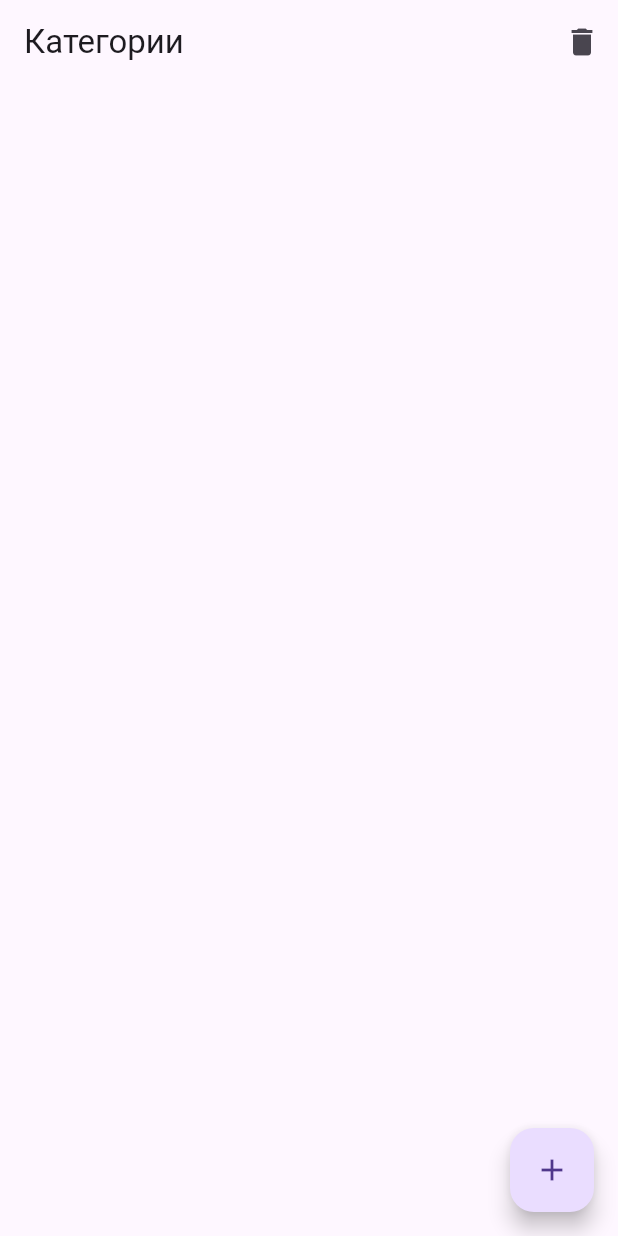
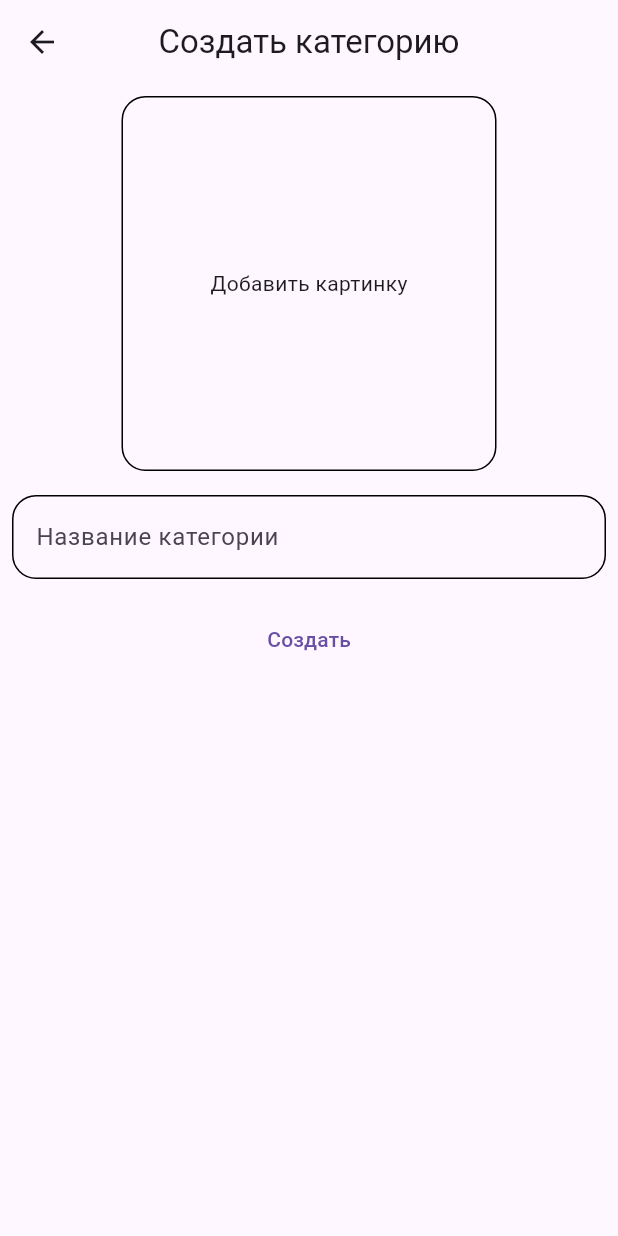
Before and after one commit to RfMakar/stories_admin, a Flutter app: the CategoriesScreen screen opened by its route, after a tap on the "delete" icon, after a tap on the "add" icon, on a phone screen of 412 x 824 dp. Run offline on Flutter 3.47's test engine with Material 3 defaults, Android fonts, the light colour scheme and no system bars; our stand-ins replace bloc, device_info_plus, dio, flutter_bloc, flutter_dotenv, get_it and 3 more; missing offline and left inert: stories_data.

Commit message:
feature: Добавить экран Создание категории

```diff
--- /dev/null
+++ b/lib/config/UI/app_theme.dart
@@ -0,0 +1,32 @@
+import 'package:flutter/material.dart';
+
+final appTheme = ThemeData(
+  //appBar
+  appBarTheme: AppBarTheme(
+    centerTitle: true,
+    // shadowColor: AppColors.hex696969,
+  ),
+
+  //style -> textfield
+  inputDecorationTheme: InputDecorationTheme(
+    border: _border,
+    focusedBorder: _border,
+    enabledBorder: _border,
+  ),
+  // textSelectionTheme: TextSelectionThemeData(
+  //   //style -> textfield
+  //   cursorColor: AppColors.hex000000,
+  // ),
+  // textTheme: TextTheme(
+  //   //style -> textfield
+  //   bodyLarge: AppTextStyles.s14w400h000000,
+  // ),
+);
+
+final _border = OutlineInputBorder(
+  borderSide: BorderSide(
+    // color: AppColors.hexE7E7E7,
+    width: 1,
+  ),
+  borderRadius: BorderRadius.circular(16),
+);
--- a/lib/config/router/router.dart
+++ b/lib/config/router/router.dart
@@ -1,6 +1,7 @@
 import 'package:go_router/go_router.dart';
 import 'package:stories_admin/config/router/routers.dart';
 import 'package:stories_admin/presentation/screen/categories/categories_screen.dart';
+import 'package:stories_admin/presentation/screen/category_create/category_create_screen.dart';
 import 'package:stories_admin/presentation/screen/home/home_screen.dart';
 
 final router = GoRouter(
@@ -15,6 +16,13 @@ final router = GoRouter(
       path: Routers.pathCategoriesScreen,
       name: Routers.pathCategoriesScreen,
       builder: (context, state) => const CategoriesScreen(),
+      routes: [
+        GoRoute(
+          path: Routers.pathCategoryCreateScreen,
+          name: Routers.pathCategoryCreateScreen,
+          builder: (context, state) => const CategoryCreateScreen(),
+        ),
+      ],
     ),
   ],
 );
--- a/lib/config/router/routers.dart
+++ b/lib/config/router/routers.dart
@@ -1,4 +1,5 @@
 final class Routers {
   static const pathHomeScreen = '/home';
   static const pathCategoriesScreen = '/categories';
+  static const pathCategoryCreateScreen = '/category_create';
 }
--- /dev/null
+++ b/lib/core/functions/di_stories_admin.dart
@@ -0,0 +1,11 @@
+import 'package:get_it/get_it.dart';
+import 'package:stories_admin/data/services/permission_service.dart';
+
+final diStoriesAdmin = GetIt.instance;
+
+Future<void> setupDiStoriesAdmin() async {
+  //Services
+  diStoriesAdmin.registerLazySingleton(
+    () => PermissionService()..requestPhotoOrStorage(),
+  );
+}
--- /dev/null
+++ b/lib/data/services/permission_service.dart
@@ -0,0 +1,49 @@
+import 'dart:io';
+
+import 'package:permission_handler/permission_handler.dart';
+import 'package:device_info_plus/device_info_plus.dart';
+
+final class PermissionService {
+  Future<bool> requestPhotoOrStorage() async {
+    bool perm = false;
+    if (Platform.isIOS) {
+      perm = await _permissionPhotos();
+    } else if (Platform.isAndroid) {
+      final AndroidDeviceInfo android = await DeviceInfoPlugin().androidInfo;
+      final int sdkInt = android.version.sdkInt;
+      perm =
+          sdkInt > 32 ? await _permissionPhotos() : await _permissionStorage();
+    }
+    return Future<bool>.value(perm);
+  }
+
+  Future<bool> _permissionPhotos() async {
+    bool hasPhotosPermission = false;
+    final PermissionStatus status = await Permission.photos.status;
+    if (status == PermissionStatus.granted) {
+      hasPhotosPermission = true;
+    } else {
+      final PermissionStatus requested = await Permission.photos.request();
+      if (requested == PermissionStatus.granted) {
+        hasPhotosPermission = true;
+      }
+    }
+    return Future<bool>.value(hasPhotosPermission);
+  }
+
+  Future<bool> _permissionStorage() async {
+    bool hasStoragePermission = false;
+    final PermissionStatus status = await Permission.storage.status;
+    if (status == PermissionStatus.granted) {
+      hasStoragePermission = true;
+    } else {
+      final PermissionStatus requested = await Permission.storage.request();
+      if (requested == PermissionStatus.granted) {
+        hasStoragePermission = true;
+      } else {
+        openAppSettings();
+      }
+    }
+    return Future<bool>.value(hasStoragePermission);
+  }
+}
--- a/lib/main.dart
+++ b/lib/main.dart
@@ -1,11 +1,15 @@
 import 'package:flutter/material.dart';
 import 'package:flutter_dotenv/flutter_dotenv.dart';
 import 'package:stories_admin/aplication.dart';
+import 'package:stories_admin/core/functions/di_stories_admin.dart';
 import 'package:stories_data/index.dart';
 
 Future<void> main() async {
   await dotenv.load();
   final apiKey = dotenv.env['API_KEY'] ?? '';
   await StoriesData.init(apiKey: apiKey);
+
+  await setupDiStoriesAdmin();
+
   runApp(const Aplication());
 }
--- a/lib/presentation/screen/categories/bloc/categories_event.dart
+++ b/lib/presentation/screen/categories/bloc/categories_event.dart
@@ -9,7 +9,6 @@ final class CategoriesInitial extends CategoriesEvent {
   const CategoriesInitial();
 }
 
-
 final class CategoriesDelete extends CategoriesEvent {
   const CategoriesDelete();
 }
@@ -17,3 +16,8 @@ final class CategoriesDelete extends CategoriesEvent {
 final class CategoriesDeleteAll extends CategoriesEvent {
   const CategoriesDeleteAll();
 }
+
+final class CategoriesAdd extends CategoriesEvent {
+  const CategoriesAdd({required this.categoryModel});
+  final CategoryModel categoryModel;
+}
--- a/lib/presentation/screen/categories/categories_screen.dart
+++ b/lib/presentation/screen/categories/categories_screen.dart
@@ -1,22 +1,16 @@
 import 'package:flutter/material.dart';
 import 'package:flutter_bloc/flutter_bloc.dart';
+import 'package:go_router/go_router.dart';
+import 'package:stories_admin/config/router/routers.dart';
 import 'package:stories_admin/presentation/screen/categories/bloc/categories_bloc.dart';
-import 'package:stories_data/core/di.dart';
 import 'package:stories_data/models/category_model.dart';
-import 'package:stories_data/repositories/category_repository.dart';
 
 class CategoriesScreen extends StatelessWidget {
   const CategoriesScreen({super.key});
 
   @override
   Widget build(BuildContext context) {
-    final categoryRepository = sl<CategoryRepository>();
-    return BlocProvider(
-      create: (context) => CategoriesBloc(categoryRepository)
-        ..add(
-          CategoriesInitial(),
-        ),
-      child: Scaffold(
+    return Scaffold(
       appBar: AppBar(
         title: Text('Категории'),
         actions: [
@@ -40,7 +34,6 @@ class CategoriesScreen extends StatelessWidget {
           }
         },
       ),
-      ),
     );
   }
 }
@@ -52,7 +45,9 @@ class ButtonAddCategory extends StatelessWidget {
   Widget build(BuildContext context) {
     return FloatingActionButton(
       child: Icon(Icons.add),
-      onPressed: () {},
+      onPressed: () => context.pushNamed(
+        Routers.pathCategoryCreateScreen,
+      ),
     );
   }
 }
--- /dev/null
+++ b/lib/presentation/screen/category_create/bloc/category_create_event.dart
@@ -0,0 +1,20 @@
+part of 'category_create_bloc.dart';
+
+@immutable
+sealed class CategoryCreateEvent {
+  const CategoryCreateEvent();
+}
+
+final class CategoryCreateName extends CategoryCreateEvent {
+  const CategoryCreateName({required this.name});
+  final String name;
+}
+
+final class CategoryCreateIcon extends CategoryCreateEvent {
+  const CategoryCreateIcon({required this.icon});
+  final File icon;
+}
+
+final class CategoryCreate extends CategoryCreateEvent {
+  const CategoryCreate();
+}
--- /dev/null
+++ b/lib/presentation/screen/category_create/bloc/category_create_state.dart
@@ -0,0 +1,42 @@
+part of 'category_create_bloc.dart';
+
+enum CategoryCreateStatus { initial, success, failure }
+
+final class CategoryCreateState {
+  const CategoryCreateState({
+    this.status = CategoryCreateStatus.initial,
+    this.name,
+    this.icon,
+    this.categoryModel,
+    this.isSubmitting = false,
+    this.isValidateData = false,
+    this.exception,
+  });
+  final CategoryCreateStatus status;
+  final String? name;
+  final File? icon;
+  final CategoryModel? categoryModel;
+  final bool isSubmitting;
+  final bool isValidateData;
+  final DioException? exception;
+
+  CategoryCreateState copyWith({
+    CategoryCreateStatus? status,
+    String? name,
+    File? icon,
+    CategoryModel? categoryModel,
+    bool? isSubmitting,
+    bool? isValidateData,
+    DioException? exception,
+  }) {
+    return CategoryCreateState(
+      status: status ?? this.status,
+      name: name ?? this.name,
+      icon: icon ?? this.icon,
+      categoryModel: categoryModel ?? this.categoryModel,
+      isSubmitting: isSubmitting ?? this.isSubmitting,
+      isValidateData: isValidateData ?? this.isValidateData,
+      exception: exception ?? this.exception,
+    );
+  }
+}
--- /dev/null
+++ b/lib/presentation/screen/category_create/category_create_screen.dart
@@ -0,0 +1,137 @@
+import 'package:flutter/material.dart';
+import 'package:flutter_bloc/flutter_bloc.dart';
+import 'package:go_router/go_router.dart';
+import 'package:stories_admin/aplication.dart';
+import 'package:stories_admin/presentation/screen/categories/bloc/categories_bloc.dart';
+import 'package:stories_admin/presentation/screen/category_create/bloc/category_create_bloc.dart';
+import 'package:stories_admin/presentation/widgets/select_image_stotage.dart';
+import 'package:stories_data/core/di_stories_data.dart';
+import 'package:stories_data/repositories/category_repository.dart';
+
+class CategoryCreateScreen extends StatelessWidget {
+  const CategoryCreateScreen({super.key});
+
+  @override
+  Widget build(BuildContext context) {
+    final categoryRepository = diStoriesData<CategoryRepository>();
+    return Scaffold(
+      appBar: AppBar(
+        title: Text('Создать категорию'),
+      ),
+      body: BlocProvider(
+        create: (context) => CategoryCreateBloc(categoryRepository),
+        child: BlocConsumer<CategoryCreateBloc, CategoryCreateState>(
+          listener: (context, state) {
+            if (state.status == CategoryCreateStatus.success) {
+              //Добавление в лист категорий
+              context.read<CategoriesBloc>().add(CategoriesAdd(
+                    categoryModel: state.categoryModel!,
+                  ));
+              context.pop();
+            }
+            if (state.status == CategoryCreateStatus.failure) {
+              rootScaffoldMessengerKey.currentState?.showSnackBar(
+                SnackBar(
+                  content: Text(state.exception?.message ?? ""),
+                ),
+              );
+            }
+            if (state.isValidateData) {
+              rootScaffoldMessengerKey.currentState?.showSnackBar(
+                SnackBar(
+                  content: Text('Заполните все данные'),
+                ),
+              );
+            }
+          },
+          buildWhen: (previous, current) => false,
+          builder: (context, state) {
+            return CategoryCreateScreenBody();
+          },
+        ),
+      ),
+    );
+  }
+}
+
+class CategoryCreateScreenBody extends StatelessWidget {
+  const CategoryCreateScreenBody({super.key});
+
+  @override
+  Widget build(BuildContext context) {
+    return ListView(
+      padding: EdgeInsets.all(8),
+      children: [
+        SelectIconCategory(),
+        TextFieldNameCategory(),
+        ButtonCategoryCreate(),
+      ],
+    );
+  }
+}
+
+class SelectIconCategory extends StatelessWidget {
+  const SelectIconCategory({super.key});
+
+  @override
+  Widget build(BuildContext context) {
+    return SelectImageStorageWidget(
+      image: null,
+      onPatchImage: (icon) {
+        if (icon != null) {
+          context.read<CategoryCreateBloc>().add(
+                CategoryCreateIcon(
+                  icon: icon,
+                ),
+              );
+        }
+      },
+    );
+  }
+}
+
+class TextFieldNameCategory extends StatelessWidget {
+  const TextFieldNameCategory({super.key});
+
+  @override
+  Widget build(BuildContext context) {
+    return Padding(
+      padding: const EdgeInsets.symmetric(vertical: 16),
+      child: TextFormField(
+        keyboardType: TextInputType.text,
+        decoration: const InputDecoration(
+          hintText: 'Название категории',
+        ),
+        onChanged: (name) {
+          context.read<CategoryCreateBloc>().add(
+                CategoryCreateName(
+                  name: name,
+                ),
+              );
+        },
+      ),
+    );
+  }
+}
+
+class ButtonCategoryCreate extends StatelessWidget {
+  const ButtonCategoryCreate({super.key});
+
+  @override
+  Widget build(BuildContext context) {
+    return BlocBuilder<CategoryCreateBloc, CategoryCreateState>(
+      builder: (context, state) {
+        return TextButton(
+          onPressed: state.isSubmitting
+              ? null
+              : () => context.read<CategoryCreateBloc>().add(
+                    CategoryCreate(),
+                  ),
+          child: state.isSubmitting
+              ? CircularProgressIndicator()
+              : Text('Создать'),
+        );
+      },
+    );
+  }
+}
--- /dev/null
+++ b/lib/presentation/widgets/select_image_stotage.dart
@@ -0,0 +1,113 @@
+import 'dart:io';
+
+import 'package:flutter/material.dart';
+import 'package:permission_handler/permission_handler.dart';
+import 'package:stories_admin/core/functions/di_stories_admin.dart';
+import 'package:stories_admin/data/services/permission_service.dart';
+import 'package:image_picker/image_picker.dart';
+
+class SelectImageStorageWidget extends StatefulWidget {
+  const SelectImageStorageWidget({
+    super.key,
+    this.image,
+    required this.onPatchImage,
+  });
+  final String? image;
+  final ValueChanged<File?> onPatchImage;
+
+  @override
+  State<SelectImageStorageWidget> createState() =>
+      _SelectImageStorageWidgetState();
+}
+
+class _SelectImageStorageWidgetState extends State<SelectImageStorageWidget> {
+  final permissionService = diStoriesAdmin<PermissionService>();
+  File? image;
+  File? newImage;
+
+  @override
+  void initState() {
+    if (widget.image != null) {
+      image = File(widget.image!);
+    }
+    super.initState();
+  }
+
+  @override
+  Widget build(BuildContext context) {
+    if (newImage != null) {
+      return _imageFile();
+    } else if (image != null) {
+      return _imageNetwork();
+    } else {
+      return _imageButton();
+    }
+  }
+
+  Widget _imageFile() {
+    return Center(
+      child: InkWell(
+        onTap: _imageStorage,
+        child: ClipRRect(
+          borderRadius: BorderRadiusGeometry.circular(16),
+          child: Image.file(
+            height: 250,
+            width: 250,
+            newImage!,
+            fit: BoxFit.fill,
+          ),
+        ),
+      ),
+    );
+  }
+
+  Widget _imageNetwork() {
+    return Center(
+      child: ClipRRect(
+        borderRadius: BorderRadiusGeometry.circular(16),
+        child: Image.network(
+          height: 250,
+          width: 250,
+          widget.image!,
+          fit: BoxFit.fill,
+        ),
+      ),
+    );
+  }
+
+  Widget _imageButton() {
+    return Center(
+      child: InkWell(
+        borderRadius: BorderRadius.circular(16),
+        onTap: _imageStorage,
+        child: Container(
+          height: 250,
+          width: 250,
+          decoration: BoxDecoration(
+            border: Border.all(),
+            borderRadius: BorderRadius.circular(16),
+          ),
+          child: Center(child: Text('Добавить картинку')),
+        ),
+      ),
+    );
+  }
+
+  Future<void> _imageStorage() async {
+    final isRes = await permissionService.requestPhotoOrStorage();
+    if (isRes) {
+      final pickedFile = await ImagePicker().pickImage(
+        source: ImageSource.gallery,
+      );
+      if (pickedFile != null) {
+        setState(() {
+          final file = File(pickedFile.path);
+          newImage = file;
+          widget.onPatchImage(file);
+        });
+      }
+    } else {
+      openAppSettings();
+    }
+  }
+}
--- a/pubspec.yaml
+++ b/pubspec.yaml
@@ -23,6 +23,10 @@ dependencies:
   provider: ^6.1.2
   dio: ^5.8.0+1
   meta: ^1.16.0
+  permission_handler: ^12.0.0+1
+  device_info_plus: ^11.4.0
+  get_it: ^8.0.3
+  image_picker: ^1.1.2
 
 dev_dependencies:
   flutter_test:
```
Also changed, not shown: lib/aplication.dart (+20 -3 lines), lib/presentation/screen/categories/bloc/categories_bloc.dart (+11 -0 lines), lib/presentation/screen/category_create/bloc/category_create_bloc.dart (added, +71 -0 lines), pubspec.lock, 4 other files. Lines whose indentation alone changed are shown as unchanged.
